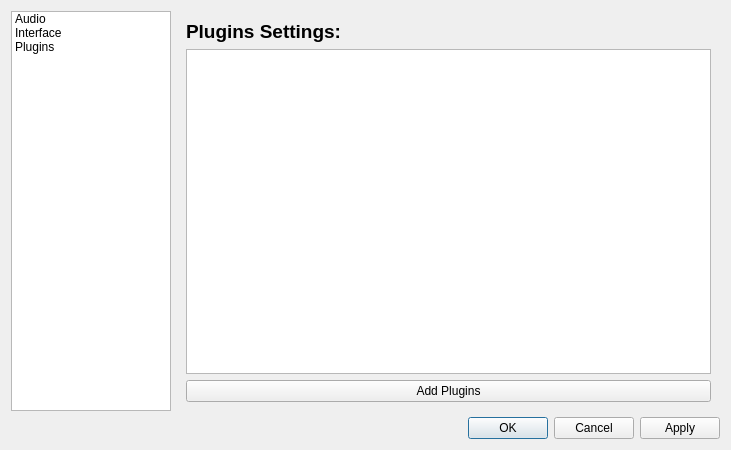
Qt form src/PAW_GUI/settings_paw_gui.ui (CapitanMurasa/PerfectAudioWorks) before a commit.
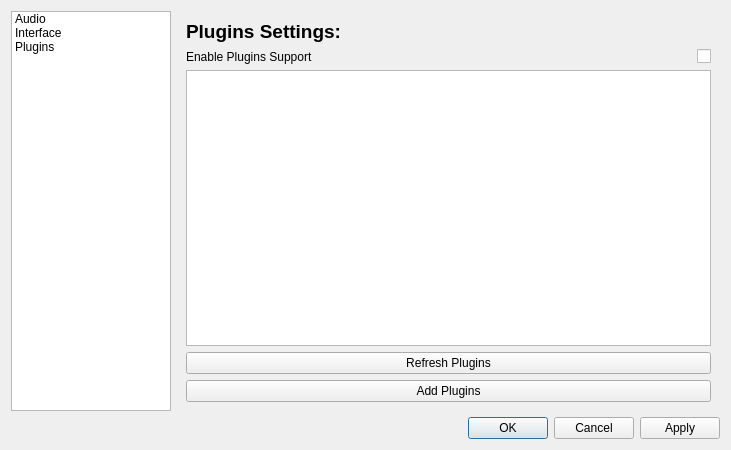
The same form after that commit.

Commit message: now you can disable usage of plugins

```diff
--- a/src/PAW_GUI/settings_paw_gui.ui
+++ b/src/PAW_GUI/settings_paw_gui.ui
@@ -195,9 +195,34 @@
            </property>
           </widget>
          </item>
+         <item>
+          <layout class="QFormLayout" name="formLayout_3">
+           <item row="0" column="0">
+            <widget class="QLabel" name="enablePLuginsSupportLabel">
+             <property name="text">
+              <string>Enable Plugins Support</string>
+             </property>
+            </widget>
+           </item>
+           <item row="0" column="1">
+            <widget class="QCheckBox" name="enablePLuginsSupportCheckBox">
+             <property name="layoutDirection">
+              <enum>Qt::LayoutDirection::RightToLeft</enum>
+             </property>
+            </widget>
+           </item>
+          </layout>
+         </item>
          <item>
           <widget class="QListWidget" name="PluginsList"/>
          </item>
+         <item>
+          <widget class="QPushButton" name="pushButton">
+           <property name="text">
+            <string>Refresh Plugins</string>
+           </property>
+          </widget>
+         </item>
          <item>
           <widget class="QPushButton" name="AddPluginsButton">
            <property name="text">
```
The commit also changes 2 other files.
